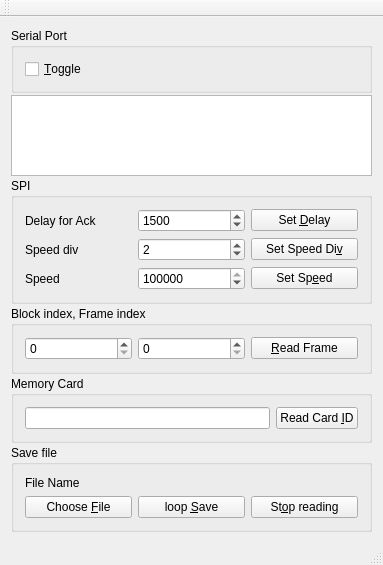
Qt form RcardClient/mainwindow.ui (theme/rcard) before a commit.
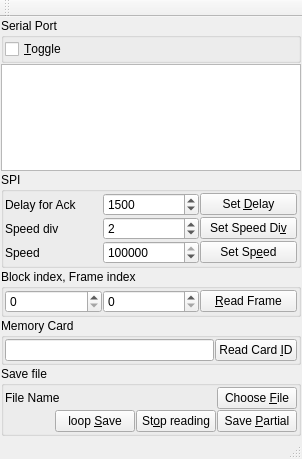
The same form after that commit.

```diff
--- a/RcardClient/mainwindow.ui
+++ b/RcardClient/mainwindow.ui
@@ -6,8 +6,8 @@
    <rect>
     <x>0</x>
     <y>0</y>
-    <width>383</width>
-    <height>565</height>
+    <width>302</width>
+    <height>459</height>
    </rect>
   </property>
   <property name="windowTitle">
@@ -15,8 +15,20 @@
   </property>
   <widget class="QWidget" name="centralWidget">
    <layout class="QGridLayout" name="gridLayout_3">
-    <property name="verticalSpacing">
-     <number>2</number>
+    <property name="leftMargin">
+     <number>1</number>
+    </property>
+    <property name="topMargin">
+     <number>1</number>
+    </property>
+    <property name="rightMargin">
+     <number>1</number>
+    </property>
+    <property name="bottomMargin">
+     <number>1</number>
+    </property>
+    <property name="spacing">
+     <number>1</number>
     </property>
     <item row="5" column="1">
      <widget class="QGroupBox" name="groupBox">
@@ -24,6 +36,21 @@
        <string>Memory Card</string>
       </property>
       <layout class="QGridLayout" name="gridLayout_4">
+       <property name="leftMargin">
+        <number>1</number>
+       </property>
+       <property name="topMargin">
+        <number>1</number>
+       </property>
+       <property name="rightMargin">
+        <number>1</number>
+       </property>
+       <property name="bottomMargin">
+        <number>1</number>
+       </property>
+       <property name="spacing">
+        <number>1</number>
+       </property>
        <item row="0" column="1">
         <widget class="QPushButton" name="idButton">
          <property name="text">
@@ -46,13 +73,21 @@
        <string>Save file</string>
       </property>
       <layout class="QGridLayout" name="gridLayout_5">
-       <item row="2" column="0">
-        <widget class="QPushButton" name="chooseFileBtn">
-         <property name="text">
-          <string>Choose &amp;File</string>
-         </property>
-        </widget>
-       </item>
+       <property name="leftMargin">
+        <number>1</number>
+       </property>
+       <property name="topMargin">
+        <number>1</number>
+       </property>
+       <property name="rightMargin">
+        <number>1</number>
+       </property>
+       <property name="bottomMargin">
+        <number>1</number>
+       </property>
+       <property name="spacing">
+        <number>1</number>
+       </property>
        <item row="0" column="0" colspan="2">
         <widget class="QLabel" name="fileName">
          <property name="text">
@@ -74,6 +109,20 @@
          </property>
         </widget>
        </item>
+       <item row="2" column="4">
+        <widget class="QPushButton" name="savePartialBtn">
+         <property name="text">
+          <string>Save &amp;Partial</string>
+         </property>
+        </widget>
+       </item>
+       <item row="0" column="4">
+        <widget class="QPushButton" name="chooseFileBtn">
+         <property name="text">
+          <string>Choose &amp;File</string>
+         </property>
+        </widget>
+       </item>
       </layout>
      </widget>
     </item>
@@ -83,11 +132,34 @@
        <string>Block index, Frame index</string>
       </property>
       <layout class="QGridLayout" name="gridLayout">
+       <property name="leftMargin">
+        <number>1</number>
+       </property>
+       <property name="topMargin">
+        <number>1</number>
+       </property>
+       <property name="rightMargin">
+        <number>1</number>
+       </property>
+       <property name="bottomMargin">
+        <number>1</number>
+       </property>
+       <property name="spacing">
+        <number>1</number>
+       </property>
        <item row="0" column="0">
-        <widget class="QSpinBox" name="blockIndex"/>
+        <widget class="QSpinBox" name="blockIndex">
+         <property name="maximum">
+          <number>16</number>
+         </property>
+        </widget>
        </item>
        <item row="0" column="1">
-        <widget class="QSpinBox" name="frameIndex"/>
+        <widget class="QSpinBox" name="frameIndex">
+         <property name="maximum">
+          <number>64</number>
+         </property>
+        </widget>
        </item>
        <item row="0" column="2">
         <widget class="QPushButton" name="readFrameBtn">
@@ -105,6 +177,21 @@
        <string>SPI</string>
       </property>
       <layout class="QGridLayout" name="gridLayout_2">
+       <property name="leftMargin">
+        <number>1</number>
+       </property>
+       <property name="topMargin">
+        <number>1</number>
+       </property>
+       <property name="rightMargin">
+        <number>1</number>
+       </property>
+       <property name="bottomMargin">
+        <number>1</number>
+       </property>
+       <property name="spacing">
+        <number>1</number>
+       </property>
        <item row="0" column="2">
         <widget class="QPushButton" name="setDelayBtn">
          <property name="text">
@@ -195,6 +282,21 @@
        <string>Serial Port</string>
       </property>
       <layout class="QHBoxLayout" name="horizontalLayout">
+       <property name="spacing">
+        <number>1</number>
+       </property>
+       <property name="leftMargin">
+        <number>1</number>
+       </property>
+       <property name="topMargin">
+        <number>1</number>
+       </property>
+       <property name="rightMargin">
+        <number>1</number>
+       </property>
+       <property name="bottomMargin">
+        <number>1</number>
+       </property>
        <item>
         <widget class="QCheckBox" name="portToggle">
          <property name="text">
```
Left out of the diff: 4 changed lines with no effect on the pictures.
